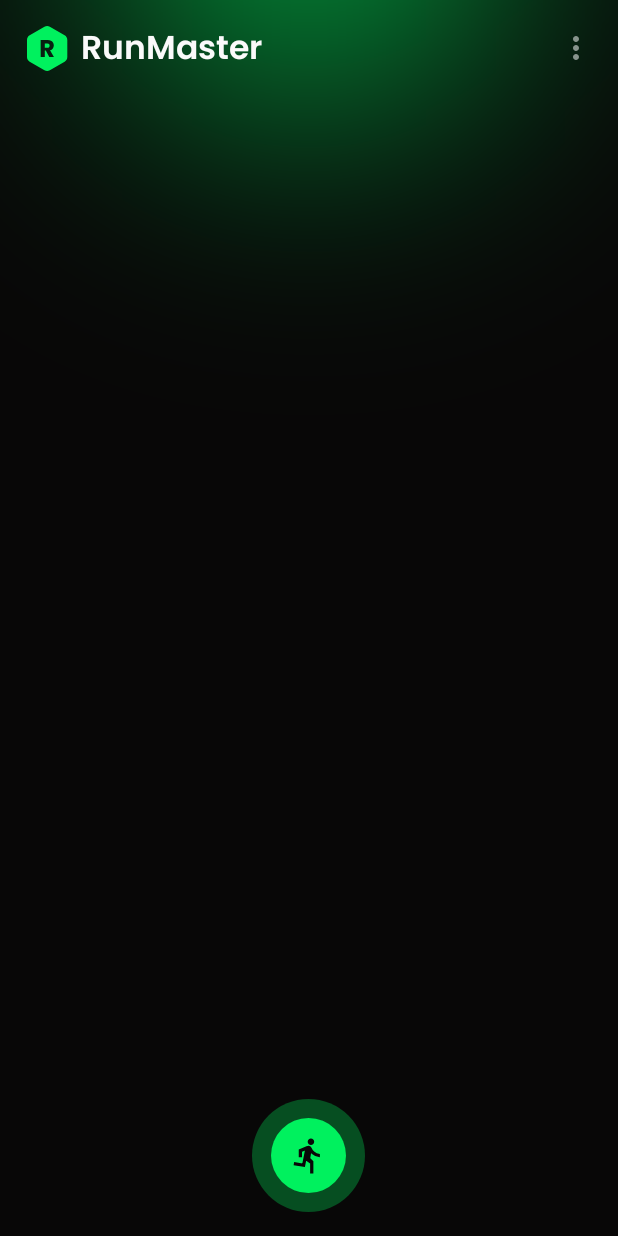
After one commit to Elmahdaoui59/RunMaster, an Android app built with Jetpack Compose: the composable RunOverviewScreen shown on its own in the app's theme, on a phone screen of 412 x 824 dp. The commit adds this screen. Run offline under Robolectric (Android 15) with nearby library versions, the phone set to English and light mode, and no system bars.

Commit message:
7.1 creating the run overview screen skeleton

```diff
--- a/app/src/main/java/com/running/runmaster/NavigationRoot.kt
+++ b/app/src/main/java/com/running/runmaster/NavigationRoot.kt
@@ -12,6 +12,7 @@ import com.running.auth.presentation.intro.IntroScreenRout
 import com.running.auth.presentation.login.LoginsScreenRoot
 import com.running.auth.presentation.register.RegisterScreen
 import com.running.auth.presentation.register.RegisterScreenRoot
+import com.running.run.presentation.run_overview.RunOverviewScreenRoot
 
 
 @Composable
@@ -88,7 +89,7 @@ private fun NavGraphBuilder.runGraph(navController: NavHostController) {
         route = "run"
     ) {
         composable("run_overview") {
-            Text(text = "Run overview!")
+            RunOverviewScreenRoot()
         }
     }
 }
--- a/app/src/main/java/com/running/runmaster/RunMasterApp.kt
+++ b/app/src/main/java/com/running/runmaster/RunMasterApp.kt
@@ -4,6 +4,7 @@ import android.app.Application
 import com.running.auth.data.di.authDataModule
 import com.running.auth.presentation.di.authViewModelModule
 import com.running.core.data.di.coreDataModule
+import com.running.run.presentation.di.runModule
 import com.running.runmaster.di.appModule
 import org.koin.android.ext.koin.androidContext
 import org.koin.android.ext.koin.androidLogger
@@ -23,7 +24,8 @@ class RunMasterApp: Application() {
                 authDataModule,
                 authViewModelModule,
                 appModule,
-                coreDataModule
+                coreDataModule,
+                runModule
             )
         }
     }
--- /dev/null
+++ b/core/presentation/designsystem/src/main/java/com/running/core/presentation/designsystem/components/RunMasterFloatingActionButton.kt
@@ -0,0 +1,63 @@
+package com.running.core.presentation.designsystem.components
+
+import androidx.compose.foundation.background
+import androidx.compose.foundation.clickable
+import androidx.compose.foundation.layout.Box
+import androidx.compose.foundation.layout.padding
+import androidx.compose.foundation.layout.size
+import androidx.compose.foundation.shape.CircleShape
+import androidx.compose.material3.Icon
+import androidx.compose.material3.MaterialTheme
+import androidx.compose.runtime.Composable
+import androidx.compose.ui.Alignment
+import androidx.compose.ui.Modifier
+import androidx.compose.ui.draw.clip
+import androidx.compose.ui.graphics.vector.ImageVector
+import androidx.compose.ui.tooling.preview.Preview
+import androidx.compose.ui.unit.Dp
+import androidx.compose.ui.unit.dp
+import com.running.core.presentation.designsystem.RunIcon
+import com.running.core.presentation.designsystem.RunMasterTheme
+
+
+@Composable
+fun RunMasterFloatingActionButton(
+    modifier: Modifier = Modifier,
+    icon: ImageVector,
+    onClick: () -> Unit,
+    contentDescription: String? = null,
+    iconSize: Dp = 50.dp
+) {
+    Box(
+        modifier = modifier
+            .size(75.dp)
+            .clip(CircleShape)
+            .background(MaterialTheme.colorScheme.primary.copy(alpha = 0.3f))
+            .clickable(onClick = onClick),
+        contentAlignment = Alignment.Center
+
+    ) {
+
+        Icon(
+            imageVector = icon,
+            contentDescription = contentDescription,
+            modifier = Modifier
+                .size(iconSize)
+                .clip(CircleShape)
+                .background(MaterialTheme.colorScheme.primary)
+                .padding(12.dp),
+            tint = MaterialTheme.colorScheme.onPrimary
+        )
+    }
+}
+
+@Preview
+@Composable
+private fun RunMasterFloatingActionButtonPreview() {
+    RunMasterTheme {
+        RunMasterFloatingActionButton(
+            icon = RunIcon,
+            onClick = {}
+        )
+    }
+}
--- /dev/null
+++ b/core/presentation/designsystem/src/main/java/com/running/core/presentation/designsystem/components/RunMasterScaffold.kt
@@ -0,0 +1,31 @@
+package com.running.core.presentation.designsystem.components
+
+import androidx.compose.foundation.layout.PaddingValues
+import androidx.compose.material3.FabPosition
+import androidx.compose.material3.Scaffold
+import androidx.compose.runtime.Composable
+import androidx.compose.ui.Modifier
+
+@Composable
+fun RunMasterScaffold(
+    modifier: Modifier = Modifier,
+    withGradient: Boolean = true,
+    topAppBar: @Composable () -> Unit,
+    floatingActionButton: @Composable () -> Unit = {},
+    content: @Composable (PaddingValues) -> Unit = {}
+) {
+    Scaffold(
+        topBar = topAppBar,
+        floatingActionButton = floatingActionButton,
+        floatingActionButtonPosition = FabPosition.Center
+    ) {paddingValues ->
+        if (withGradient) {
+            GradientBackground {
+                content(paddingValues)
+            }
+        } else {
+            content(paddingValues)
+        }
+
+    }
+}
--- /dev/null
+++ b/core/presentation/designsystem/src/main/java/com/running/core/presentation/designsystem/components/RunMasterToolbar.kt
@@ -0,0 +1,161 @@
+package com.running.core.presentation.designsystem.components
+
+import androidx.compose.foundation.clickable
+import androidx.compose.foundation.layout.Box
+import androidx.compose.foundation.layout.Row
+import androidx.compose.foundation.layout.Spacer
+import androidx.compose.foundation.layout.fillMaxWidth
+import androidx.compose.foundation.layout.padding
+import androidx.compose.foundation.layout.size
+import androidx.compose.foundation.layout.width
+import androidx.compose.material.icons.Icons
+import androidx.compose.material.icons.filled.MoreVert
+import androidx.compose.material3.DropdownMenu
+import androidx.compose.material3.ExperimentalMaterial3Api
+import androidx.compose.material3.Icon
+import androidx.compose.material3.IconButton
+import androidx.compose.material3.MaterialTheme
+import androidx.compose.material3.Text
+import androidx.compose.material3.TopAppBar
+import androidx.compose.material3.TopAppBarDefaults
+import androidx.compose.material3.TopAppBarScrollBehavior
+import androidx.compose.runtime.Composable
+import androidx.compose.runtime.getValue
+import androidx.compose.runtime.mutableStateOf
+import androidx.compose.runtime.saveable.rememberSaveable
+import androidx.compose.runtime.setValue
+import androidx.compose.ui.Alignment
+import androidx.compose.ui.Modifier
+import androidx.compose.ui.graphics.Color
+import androidx.compose.ui.res.stringResource
+import androidx.compose.ui.text.font.FontWeight
+import androidx.compose.ui.tooling.preview.Preview
+import androidx.compose.ui.unit.dp
+import com.running.core.presentation.designsystem.AnalyticsIcon
+import com.running.core.presentation.designsystem.ArrowLeftIcon
+import com.running.core.presentation.designsystem.LogoIcon
+import com.running.core.presentation.designsystem.LogoutIcon
+import com.running.core.presentation.designsystem.Poppins
+import com.running.core.presentation.designsystem.R
+import com.running.core.presentation.designsystem.RunMasterTheme
+import com.running.core.presentation.designsystem.RuniqueGreen
+import com.running.core.presentation.designsystem.components.util.DropDownItem
+
+
+@OptIn(ExperimentalMaterial3Api::class)
+@Composable
+fun RunMasterToolbar(
+    showBackButton: Boolean,
+    title: String,
+    modifier: Modifier = Modifier,
+    menuItems: List<DropDownItem> = emptyList(),
+    onMenuItemClick: (Int) -> Unit = {},
+    onBackClick: () -> Unit = {},
+    scrollBehavior: TopAppBarScrollBehavior = TopAppBarDefaults.enterAlwaysScrollBehavior(),
+    startContent: (@Composable () -> Unit)? = null
+) {
+
+    var isDropDownOpen by rememberSaveable {
+        mutableStateOf(false)
+    }
+    TopAppBar(
+        title = {
+            Row(
+                verticalAlignment = Alignment.CenterVertically
+            ) {
+                startContent?.invoke()
+                Spacer(Modifier.width(8.dp))
+                Text(
+                    text = title,
+                    fontWeight = FontWeight.SemiBold,
+                    color = MaterialTheme.colorScheme.onBackground,
+                    fontFamily = Poppins
+
+                )
+            }
+        },
+        modifier = modifier,
+        scrollBehavior = scrollBehavior,
+        colors = TopAppBarDefaults.topAppBarColors(
+            containerColor = Color.Transparent
+        ),
+        navigationIcon = {
+            if (showBackButton) {
+                IconButton(onClick = onBackClick) {
+                    Icon(
+                        imageVector = ArrowLeftIcon,
+                        contentDescription = stringResource(id = R.string.go_back),
+                        tint = MaterialTheme.colorScheme.onBackground
+                    )
+                }
+            }
+        },
+        actions = {
+            if (menuItems.isNotEmpty()) {
+                DropdownMenu(
+                    expanded = isDropDownOpen,
+                    onDismissRequest = {
+                        isDropDownOpen = false
+                    }
+                ) {
+                    menuItems.forEachIndexed { index, item ->
+                        Row(
+                            verticalAlignment = Alignment.CenterVertically,
+                            modifier = Modifier
+                                .clickable { onMenuItemClick(index) }
+                                .fillMaxWidth()
+                                .padding(16.dp)
+                        ) {
+                            Icon(
+                                imageVector = item.icon,
+                                contentDescription = item.title
+                            )
+                            Spacer(modifier = Modifier.width(8.dp))
+                            Text(text = item.title)
+                        }
+                    }
+                }
+                Box {
+                    IconButton(
+                        onClick = {
+                            isDropDownOpen = true
+                        }
+                    ) {
+                        Icon(
+                            imageVector = Icons.Default.MoreVert,
+                            contentDescription = stringResource(id = R.string.open_menu),
+                            tint = MaterialTheme.colorScheme.onSurfaceVariant
+                        )
+                    }
+                }
+            }
+        }
+    )
+}
+
+@OptIn(ExperimentalMaterial3Api::class)
+@Preview
+@Composable
+private fun RunMasterToolbarPreview() {
+    RunMasterTheme {
+        RunMasterToolbar(
+            showBackButton = false,
+            title = "RunMaster",
+            modifier = Modifier.fillMaxWidth(),
+            startContent = {
+                Icon(
+                    imageVector = LogoIcon,
+                    contentDescription = null,
+                    tint = RuniqueGreen,
+                    modifier = Modifier.size(35.dp)
+                )
+            },
+            menuItems = listOf(
+                DropDownItem(
+                    icon = AnalyticsIcon,
+                    title = "Analytics"
+                )
+            )
+        )
+    }
+}
--- /dev/null
+++ b/core/presentation/designsystem/src/main/java/com/running/core/presentation/designsystem/components/util/DropDownItem.kt
@@ -0,0 +1,8 @@
+package com.running.core.presentation.designsystem.components.util
+
+import androidx.compose.ui.graphics.vector.ImageVector
+
+data class DropDownItem(
+    val icon: ImageVector,
+    val title: String
+)
--- a/core/presentation/designsystem/src/main/res/values/strings.xml
+++ b/core/presentation/designsystem/src/main/res/values/strings.xml
@@ -2,4 +2,6 @@
 <resources>
     <string name="show_password">Show password</string>
     <string name="hide_password">Hide Password</string>
+    <string name="go_back">Go back</string>
+    <string name="open_menu">Open menu</string>
 </resources>
--- /dev/null
+++ b/run/presentation/src/main/java/com/running/run/presentation/run_overview/RunOverviewScreen.kt
@@ -0,0 +1,99 @@
+package com.running.run.presentation.run_overview
+
+import androidx.compose.foundation.layout.size
+import androidx.compose.material3.ExperimentalMaterial3Api
+import androidx.compose.material3.Icon
+import androidx.compose.material3.MaterialTheme
+import androidx.compose.material3.TopAppBarDefaults
+import androidx.compose.material3.TopAppBarScrollBehavior
+import androidx.compose.material3.rememberTopAppBarState
+import androidx.compose.runtime.Composable
+import androidx.compose.ui.Modifier
+import androidx.compose.ui.res.stringResource
+import androidx.compose.ui.tooling.preview.Preview
+import androidx.compose.ui.unit.dp
+import com.running.core.presentation.designsystem.AnalyticsIcon
+import com.running.core.presentation.designsystem.LogoIcon
+import com.running.core.presentation.designsystem.LogoutIcon
+import com.running.core.presentation.designsystem.RunIcon
+import com.running.core.presentation.designsystem.RunMasterTheme
+import com.running.core.presentation.designsystem.components.RunMasterFloatingActionButton
+import com.running.core.presentation.designsystem.components.RunMasterScaffold
+import com.running.core.presentation.designsystem.components.RunMasterToolbar
+import com.running.core.presentation.designsystem.components.util.DropDownItem
+import com.running.run.presentation.R
+import org.koin.androidx.compose.koinViewModel
+
+@Composable
+fun RunOverviewScreenRoot(
+    viewModel: RunOverviewViewModel = koinViewModel()
+) {
+    RunOverviewScreen(
+        onAction = viewModel::onAction
+    )
+}
+
+@OptIn(ExperimentalMaterial3Api::class)
+@Composable
+fun RunOverviewScreen(
+    modifier: Modifier = Modifier,
+    onAction: (RunOverviewAction) -> Unit
+) {
+
+    val topAppBarState = rememberTopAppBarState()
+    val scrollBehavior = TopAppBarDefaults.enterAlwaysScrollBehavior(
+        state = topAppBarState
+    )
+    RunMasterScaffold(
+        topAppBar = {
+            RunMasterToolbar(
+                showBackButton = false,
+                title = stringResource(id = R.string.runmaster),
+                scrollBehavior = scrollBehavior,
+                startContent = {
+                    Icon(
+                        imageVector = LogoIcon,
+                        contentDescription = null,
+                        tint = MaterialTheme.colorScheme.primary,
+                        modifier = Modifier.size(30.dp)
+                    )
+                },
+                menuItems = listOf(
+                    DropDownItem(
+                        icon = AnalyticsIcon,
+                        title = stringResource(id = R.string.analytics)
+                    ),
+                    DropDownItem(
+                        icon = LogoutIcon,
+                        title = stringResource(id = R.string.logout)
+                    )
+                ),
+                onMenuItemClick = { index ->
+                    when(index) {
+                        0 -> onAction(RunOverviewAction.OnAnalyticsClick)
+                        1 -> onAction(RunOverviewAction.OnLogoutClick)
+                    }
+                }
+            )
+        },
+        floatingActionButton = {
+            RunMasterFloatingActionButton(
+                icon = RunIcon,
+                onClick = {
+                    onAction(RunOverviewAction.OnStartClick )
+                }
+            )
+        }
+
+    ) { paddingValues ->
+
+    }
+}
+
+@Preview
+@Composable
+private fun RunOverviewScreenPreview() {
+    RunMasterTheme {
+        RunOverviewScreen {  }
+    }
+}
--- /dev/null
+++ b/run/presentation/src/main/res/values/strings.xml
@@ -0,0 +1,6 @@
+<?xml version="1.0" encoding="utf-8"?>
+<resources>
+    <string name="runmaster">RunMaster</string>
+    <string name="analytics">Analytics</string>
+    <string name="logout">Logout</string>
+</resources>
```
Also changed, not shown: run/presentation/src/main/java/com/running/run/presentation/di/RunModule.kt (added, +9 -0 lines), run/presentation/src/main/java/com/running/run/presentation/run_overview/RunOverviewAction.kt (added, +7 -0 lines), run/presentation/src/main/java/com/running/run/presentation/run_overview/RunOverviewViewModel.kt (added, +10 -0 lines).
